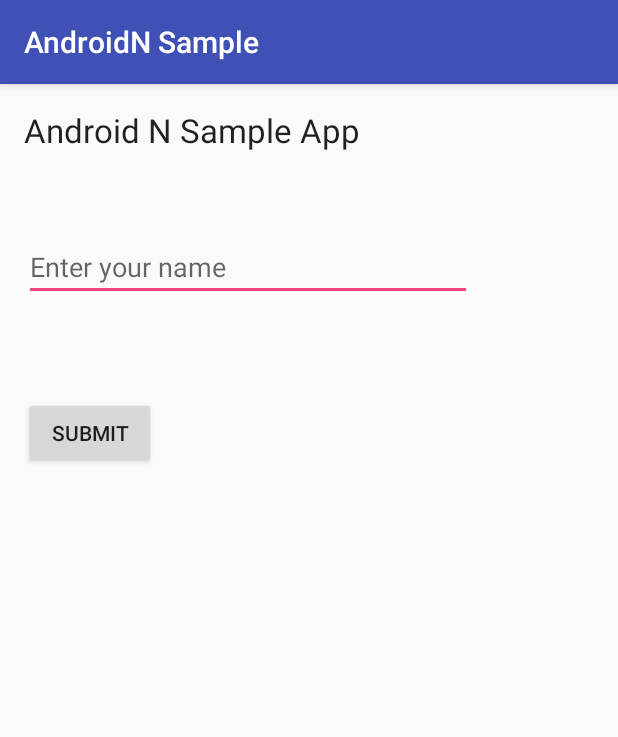
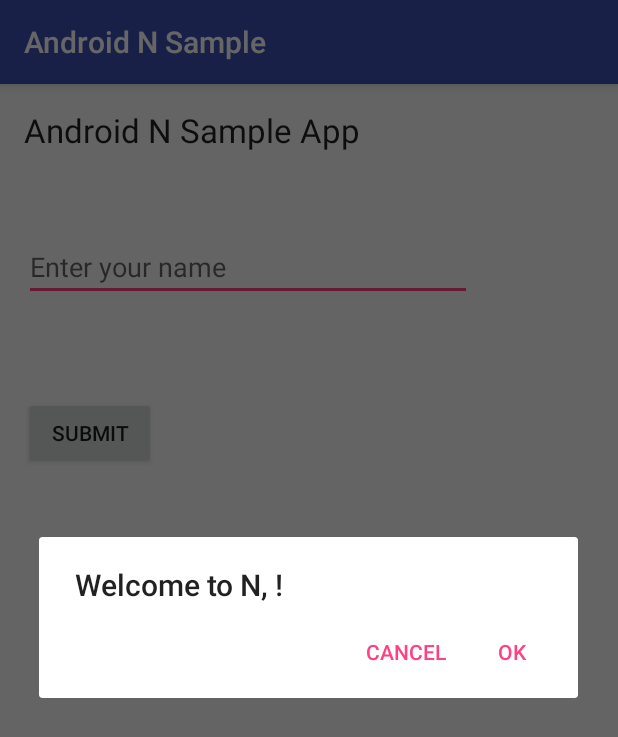
Before and after one commit to adavis/android-n-sample, an Android app: the screen it shows after launch (MainActivity), after a tap on "SUBMIT", on a phone screen of 412 x 824 dp. Shown: the top 737 px of the screen. Run offline under Robolectric (Android 15) with nearby library versions, the phone set to English and light mode, and no system bars.

Commit message:
[+] adds sample for default methods

```diff
--- a/app/src/main/java/info/adavis/androidnsample/MainActivity.java
+++ b/app/src/main/java/info/adavis/androidnsample/MainActivity.java
@@ -1,13 +1,15 @@
 package info.adavis.androidnsample;
 
+import android.os.Bundle;
+import android.support.v4.app.DialogFragment;
 import android.support.v7.app.AppCompatActivity;
-import android.os.Bundle;
-import android.view.View;
+import android.util.Log;
 import android.widget.Button;
 import android.widget.EditText;
-import android.widget.Toast;
 
-public class MainActivity extends AppCompatActivity {
+public class MainActivity extends AppCompatActivity implements MyAlertDialogFragment.MyAlertDialogFragmentListener {
+
+    private static final String TAG = MainActivity.class.getSimpleName();
 
     private EditText nameEditText;
 
@@ -20,9 +22,17 @@ public class MainActivity extends AppCompatActivity {
         final Button submitButton = (Button) findViewById(R.id.button);
 
         submitButton.setOnClickListener(
-                view -> Toast.makeText(this, String.format("Welcome to N, %s!",
-                            nameEditText.getText().toString()), Toast.LENGTH_LONG).show()
+                v -> {
+                    DialogFragment fragment = MyAlertDialogFragment.newInstance(
+                            nameEditText.getText().toString());
+                    fragment.show(getSupportFragmentManager(), "dialog");
+                }
         );
     }
 
+    @Override
+    public void positiveButtonClicked() {
+        Log.d(TAG, "the positive button was clicked");
+    }
+
 }
--- /dev/null
+++ b/app/src/main/java/info/adavis/androidnsample/MyAlertDialogFragment.java
@@ -0,0 +1,52 @@
+package info.adavis.androidnsample;
+
+import android.app.Dialog;
+import android.os.Bundle;
+import android.support.annotation.NonNull;
+import android.support.v4.app.DialogFragment;
+import android.support.v7.app.AlertDialog;
+import android.util.Log;
+
+/**
+ * @author Annyce Davis
+ */
+public class MyAlertDialogFragment extends DialogFragment {
+
+    private static final String TAG = MyAlertDialogFragment.class.getSimpleName();
+
+    public interface MyAlertDialogFragmentListener {
+        void positiveButtonClicked();
+
+        default void negativeButtonClicked() {
+            Log.d(TAG, "the negative button was clicked");
+        }
+    }
+
+    public static MyAlertDialogFragment newInstance(String name) {
+        MyAlertDialogFragment frag = new MyAlertDialogFragment();
+        Bundle args = new Bundle();
+        args.putString("name", name);
+        frag.setArguments(args);
+        return frag;
+    }
+
+    @NonNull
+    @Override
+    public Dialog onCreateDialog(Bundle savedInstanceState) {
+        String name = getArguments().getString("name");
+
+        return new AlertDialog.Builder(getActivity())
+                .setTitle(String.format("Welcome to N, %s!", name))
+                .setPositiveButton(R.string.alert_dialog_ok,
+                        (dialog, whichButton) -> {
+                            ((MyAlertDialogFragmentListener) getActivity()).positiveButtonClicked();
+                        }
+                )
+                .setNegativeButton(R.string.alert_dialog_cancel,
+                        (dialog, whichButton) -> {
+                            ((MyAlertDialogFragmentListener) getActivity()).negativeButtonClicked();
+                        }
+                )
+                .create();
+    }
+}
--- a/app/src/main/res/values/strings.xml
+++ b/app/src/main/res/values/strings.xml
@@ -1,3 +1,5 @@
 <resources>
-    <string name="app_name">AndroidN Sample</string>
+    <string name="app_name">Android N Sample</string>
+    <string name="alert_dialog_ok">Ok</string>
+    <string name="alert_dialog_cancel">Cancel</string>
 </resources>
--- a/build.gradle
+++ b/build.gradle
@@ -5,7 +5,7 @@ buildscript {
         jcenter()
     }
     dependencies {
-        classpath 'com.android.tools.build:gradle:2.1.0-alpha3'
+        classpath 'com.android.tools.build:gradle:2.1.0-alpha5'
 
         // NOTE: Do not place your application dependencies here; they belong
         // in the individual module build.gradle files
```
